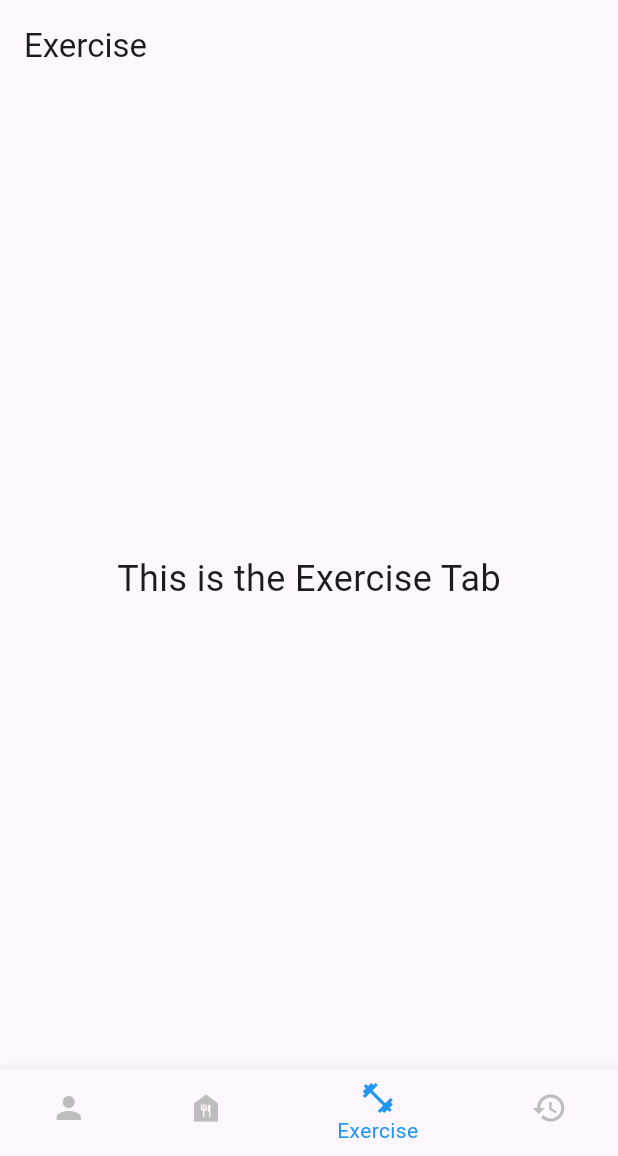
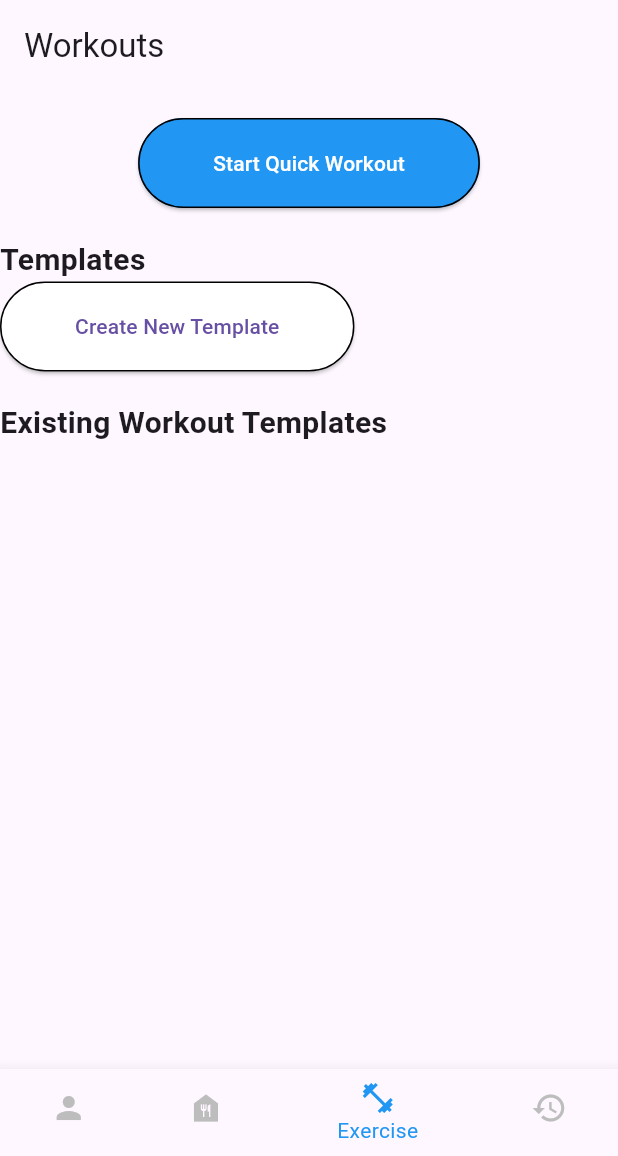
Before and after one commit to rextail90/HealthSync_V2, a Flutter app: the screen it shows after launch, item 3 of the bottom bar chosen, on a phone screen of 412 x 824 dp, the part 80-1236 px from its top. Run offline on Flutter 3.47's test engine with Material 3 defaults, Android fonts, the light colour scheme and no system bars.

Commit message:
exercise tab changes

```diff
--- a/lib/screens/exercise_tab.dart
+++ b/lib/screens/exercise_tab.dart
@@ -1,18 +1,71 @@
 import 'package:flutter/material.dart';
 
 class ExerciseTab extends StatelessWidget {
+  const ExerciseTab({super.key});
   @override
   Widget build(BuildContext context) {
     return Scaffold(
       appBar: AppBar(
-        title: const Text('Exercise'),
+        title: const Text('Workouts'),
       ),
-      body: const Center(
-        child: Text(
-          'This is the Exercise Tab',
-          style: TextStyle(fontSize: 24.0),
+      body: SingleChildScrollView(
+        child: Column(
+          children: <Widget>[
+            const SizedBox(height: 20),
+            Align(
+              alignment: Alignment.topCenter,
+              child: ElevatedButton(
+                onPressed: () {},
+                style: ElevatedButton.styleFrom(
+                  backgroundColor: Colors.blue,
+                  padding: const EdgeInsets.symmetric(horizontal: 50, vertical: 20),
+                  foregroundColor: Colors.white,
+                  side: const BorderSide(color: Colors.black, width: 1),
+                ),
+                child: const Text('Start Quick Workout'),
+              ),
+            ),
+            const SizedBox(height: 20),
+            const Align(
+              alignment: Alignment.topLeft,
+              child: Text(
+                'Templates',
+                style: TextStyle(fontSize: 20, fontWeight: FontWeight.bold),
+              ),
+            ),
+            Align(
+              alignment: Alignment.topLeft,
+              child: ElevatedButton(
+                onPressed: () {},
+                style: ElevatedButton.styleFrom(
+                  backgroundColor: const Color.fromARGB(255, 255, 255, 255),
+                  padding: const EdgeInsets.symmetric(horizontal: 50, vertical: 20),
+                  side: const BorderSide(color: Colors.black, width: 1),
+                ),
+                child: const Text('Create New Template'),
+              ),
+            ),
+            const SizedBox(height: 20),
+            const Align(
+              alignment: Alignment.topLeft,
+              child: Text(
+                'Existing Workout Templates',
+                style: TextStyle(fontSize: 20, fontWeight: FontWeight.bold),
+              ),
+            ),
+            // Add more widgets as needed
+          ],
         ),
       ),
     );
   }
 }
+
+  Widget _buildWorkoutTemplate(String title, List<String> exercises) {
+    return Card(
+      child: ExpansionTile(
+        title: Text(title),
+        children: exercises.map((exercise) => ListTile(title: Text(exercise))).toList(),
+      ),
+    );
+  }
```
